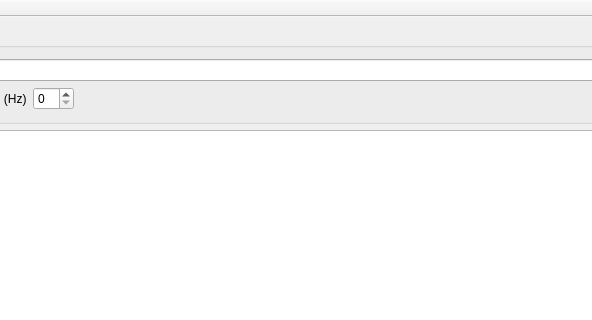
Qt form XdfStreamer/xdfstreamer.ui (labstreaminglayer/App-XDFStreamer) before a commit; both pictures show x 103 to 695 and y 0 to 320 of the 1031 by 647 pixel window.
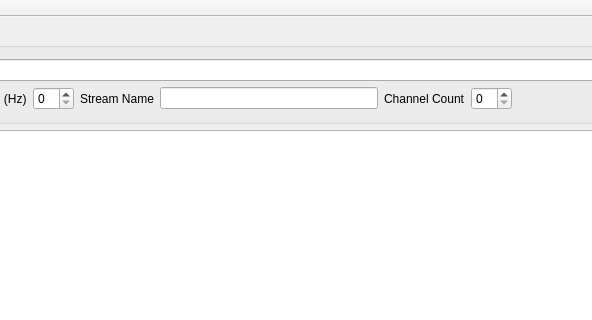
The same form after that commit.

```diff
--- a/XdfStreamer/xdfstreamer.ui
+++ b/XdfStreamer/xdfstreamer.ui
@@ -61,6 +61,26 @@
          <item>
           <widget class="QSpinBox" name="spinBox"/>
          </item>
+         <item>
+          <widget class="QLabel" name="label_3">
+           <property name="text">
+            <string>Stream Name</string>
+           </property>
+          </widget>
+         </item>
+         <item>
+          <widget class="QLineEdit" name="lineEdit_2"/>
+         </item>
+         <item>
+          <widget class="QLabel" name="label_4">
+           <property name="text">
+            <string>Channel Count</string>
+           </property>
+          </widget>
+         </item>
+         <item>
+          <widget class="QSpinBox" name="spinBox_2"/>
+         </item>
          <item>
           <spacer name="horizontalSpacer_3">
            <property name="orientation">
```
